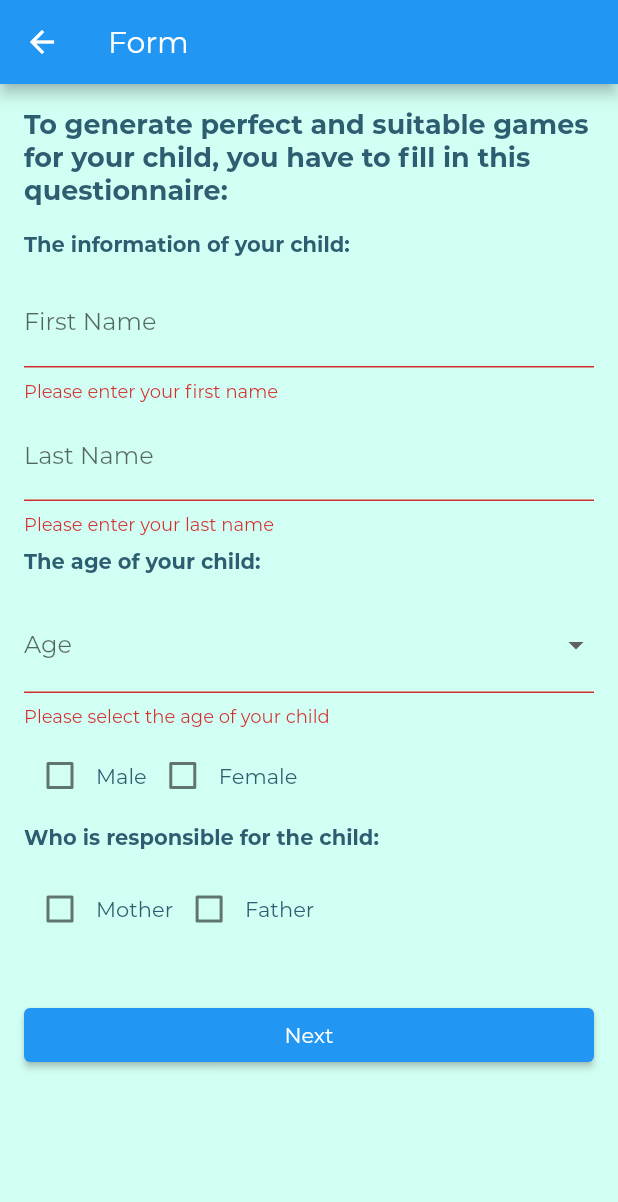
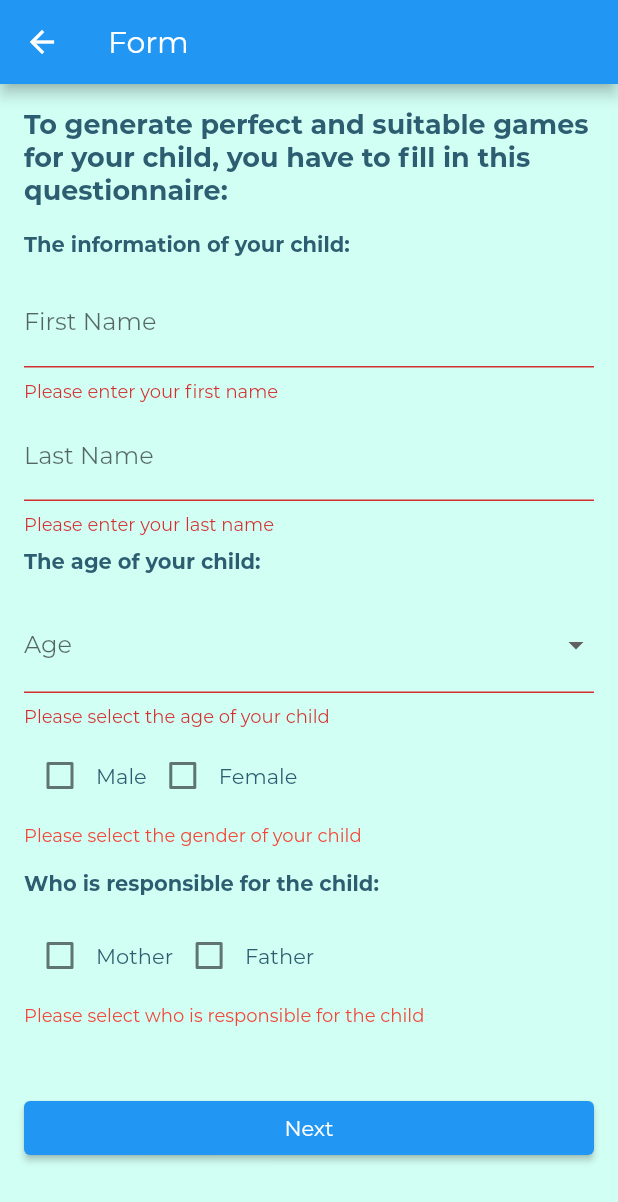
Before and after one commit to chaimamaalej/Flutterproject, a Flutter app: the FormPage screen opened directly, after a tap on "Next", on a phone screen of 412 x 824 dp. Shown: the top 1202 px of the screen. Run offline on Flutter 3.47's test engine with Material 2 defaults, Android fonts, the phone set to English and light mode, and no system bars; our stand-ins replace ionicons, sqflite; accounts and stored records are empty.

Commit message:
role_selection.dart added

```diff
--- a/lib/screens/form.dart
+++ b/lib/screens/form.dart
@@ -13,13 +13,15 @@ class _FormPageState extends State<FormPage> {
   final GlobalKey<FormState> _formKey = GlobalKey<FormState>();
   TextEditingController _firstNameController = TextEditingController();
   TextEditingController _lastNameController = TextEditingController();
+  TextEditingController _ageController = TextEditingController();
   int? _selectedAge;
   bool _isMale = false;
   bool _isFemale = false;
   bool _isParentMother = false;
   bool _isParentFather = false;
 
-  List<int> _ages = List<int>.generate(17, (index) => index + 2); // List of ages from 2 to 18
+  List<int> _ages = List<int>.generate(17, (index) => index + 2);
+  bool _formSubmitted = false;
 
   @override
   void dispose() {
@@ -28,15 +30,43 @@ class _FormPageState extends State<FormPage> {
     super.dispose();
   }
 
+  String? _validateFirstName(String? value) {
+    if (value == null || value.isEmpty) {
+      return 'Please enter your first name';
+    }
+    return null;
+  }
+
+  String? _validateLastName(String? value) {
+    if (value == null || value.isEmpty) {
+      return 'Please enter your last name';
+    }
+    return null;
+  }
+
+  String? _validateGender() {
+    if (!_isMale && !_isFemale) {
+      return 'Please select the gender of your child';
+    }
+    return null;
+  }
+
+  String? _validateParentResponsibility() {
+    if (!_isParentMother && !_isParentFather) {
+      return 'Please select who is responsible for the child';
+    }
+    return null;
+  }
+
   void _submitForm() {
-    if (_formKey.currentState!.validate()) {
+    if (_formKey.currentState!.validate() &&
+        _isGenderSelected() &&
+        _isParentResponsibilitySelected()) {
       String firstName = _firstNameController.text;
       String lastName = _lastNameController.text;
       int? age = _selectedAge;
       String gender = _getSelectedGender();
       String parent = _getParentName();
-
-      // Now you can use the collected data for further processing
 
       if (_isParentMother || _isParentFather) {
         Navigator.push(
@@ -47,11 +77,11 @@ class _FormPageState extends State<FormPage> {
               showFatherFields: _isParentFather,
               parentName: parent,
               title: 'Parent Information',
+              firstNameController: _firstNameController,
             ),
           ),
         );
       } else {
-        // Navigate to the next page without parent information
         Navigator.push(
           context,
           MaterialPageRoute(
@@ -66,6 +96,14 @@ class _FormPageState extends State<FormPage> {
         );
       }
     }
+  }
+
+  bool _isGenderSelected() {
+    return _isMale || _isFemale;
+  }
+
+  bool _isParentResponsibilitySelected() {
+    return _isParentMother || _isParentFather;
   }
 
   String _getSelectedGender() {
@@ -138,12 +176,7 @@ class _FormPageState extends State<FormPage> {
                 decoration: InputDecoration(
                   labelText: 'First Name',
                 ),
-                validator: (value) {
-                  if (value == null || value.isEmpty) {
-                    return 'Please enter your first name';
-                  }
-                  return null;
-                },
+                validator: _validateFirstName,
               ),
               SizedBox(height: 6.0),
               TextFormField(
@@ -151,12 +184,7 @@ class _FormPageState extends State<FormPage> {
                 decoration: InputDecoration(
                   labelText: 'Last Name',
                 ),
-                validator: (value) {
-                  if (value == null || value.isEmpty) {
-                    return 'Please enter your last name';
-                  }
-                  return null;
-                },
+                validator: _validateLastName,
               ),
               SizedBox(height: 8.0),
               Container(
@@ -222,6 +250,17 @@ class _FormPageState extends State<FormPage> {
                   Text('Female'),
                 ],
               ),
+              if (_formSubmitted && !_isGenderSelected())
+                Container(
+                  padding: EdgeInsets.symmetric(vertical: 8.0),
+                  child: Text(
+                    'Please select the gender of your child',
+                    style: TextStyle(
+                      color: Colors.red,
+                      fontSize: 12.0,
+                    ),
+                  ),
+                ),
               SizedBox(height: 8.0),
               Container(
                 margin: EdgeInsets.only(bottom: 8.0),
@@ -248,11 +287,28 @@ class _FormPageState extends State<FormPage> {
                   Text('Father'),
                 ],
               ),
+              if (_formSubmitted && !_isParentMother && !_isParentFather)
+
+                Container(
+                  padding: EdgeInsets.symmetric(vertical: 8.0),
+                  child: Text(
+                    'Please select who is responsible for the child',
+                    style: TextStyle(
+                      color: Colors.red,
+                      fontSize: 12.0,
+                    ),
+                  ),
+                ),
               SizedBox(height: 20.0),
               Container(
                 margin: EdgeInsets.only(top: 16.0),
                 child: ElevatedButton(
-                  onPressed: _submitForm,
+                  onPressed: () {
+                    setState(() {
+                      _formSubmitted = true;
+                    });
+                    _submitForm();
+                  },
                   child: Text('Next'),
                 ),
               ),
--- a/lib/screens/login_screen/components/bottom_text.dart
+++ b/lib/screens/login_screen/components/bottom_text.dart
@@ -26,7 +26,9 @@ class _BottomTextState extends State<BottomText> {
 
   @override
   Widget build(BuildContext context) {
-    return HelperFunctions.wrapWithAnimatedBuilder(
+    return Align(
+      alignment: Alignment.bottomCenter, // Align the text at the bottom of the screen
+      child: HelperFunctions.wrapWithAnimatedBuilder(
         animation: ChangeScreenAnimation.bottomTextAnimation,
         child: GestureDetector(
           onTap: () {
@@ -42,6 +44,8 @@ class _BottomTextState extends State<BottomText> {
           behavior: HitTestBehavior.opaque,
           child: Padding(
             padding: const EdgeInsets.all(16),
+            child: SingleChildScrollView(
+              physics: const NeverScrollableScrollPhysics(), // Disable scrolling
               child: RichText(
                 text: TextSpan(
                   style: const TextStyle(
@@ -50,8 +54,7 @@ class _BottomTextState extends State<BottomText> {
                   ),
                   children: [
                     TextSpan(
-                  text: ChangeScreenAnimation.currentScreen ==
-                          Screens.createAccount
+                      text: ChangeScreenAnimation.currentScreen == Screens.createAccount
                           ? 'Already have an account? '
                           : 'Don\'t have an account? ',
                       style: const TextStyle(
@@ -60,8 +63,7 @@ class _BottomTextState extends State<BottomText> {
                       ),
                     ),
                     TextSpan(
-                  text: ChangeScreenAnimation.currentScreen ==
-                          Screens.createAccount
+                      text: ChangeScreenAnimation.currentScreen == Screens.createAccount
                           ? 'Log In'
                           : 'Sign Up',
                       style: const TextStyle(
@@ -74,6 +76,8 @@ class _BottomTextState extends State<BottomText> {
               ),
             ),
           ),
+        ),
+      ),
     );
   }
 }
--- a/lib/screens/login_screen/components/top_text.dart
+++ b/lib/screens/login_screen/components/top_text.dart
@@ -29,7 +29,7 @@ class _TopTextState extends State<TopText> {
       animation: ChangeScreenAnimation.topTextAnimation,
       child: Text(
         ChangeScreenAnimation.currentScreen == Screens.createAccount
-            ? 'Create Account\nFor Your Child'
+            ? 'Create\nAccount'
             : 'Welcome\nBack',
         style: const TextStyle(
           fontSize: 40,
--- a/pubspec.yaml
+++ b/pubspec.yaml
@@ -30,8 +30,9 @@ environment:
 dependencies:
   flutter:
     sdk: flutter
-  sqflite: ^2.0.0
+  sqflite: ^2.0.0+3
   ionicons: ^0.1.2
+  path_provider: ^2.0.2
 
 
   # The following adds the Cupertino Icons font to your application.
@@ -72,4 +73,4 @@ flutter:
 
   assets:
     - assets/images/facebook.png
-    - assets/images/google.png
+    - assets/images/background.jpeg
```
Also changed, not shown: lib/screens/ParentInfo.dart (+14 -9 lines), lib/screens/QuestionnairePage.dart (+24 -26 lines), lib/screens/login_screen/components/login_content.dart (+60 -20 lines), lib/screens/role_selection.dart (added, +100 -0 lines), assets/images/background.jpeg (added), lib/screens/login_screen/login_screen.dart (line endings or trailing spaces), pubspec.lock, 1 other file. Lines whose indentation alone changed are shown as unchanged.
